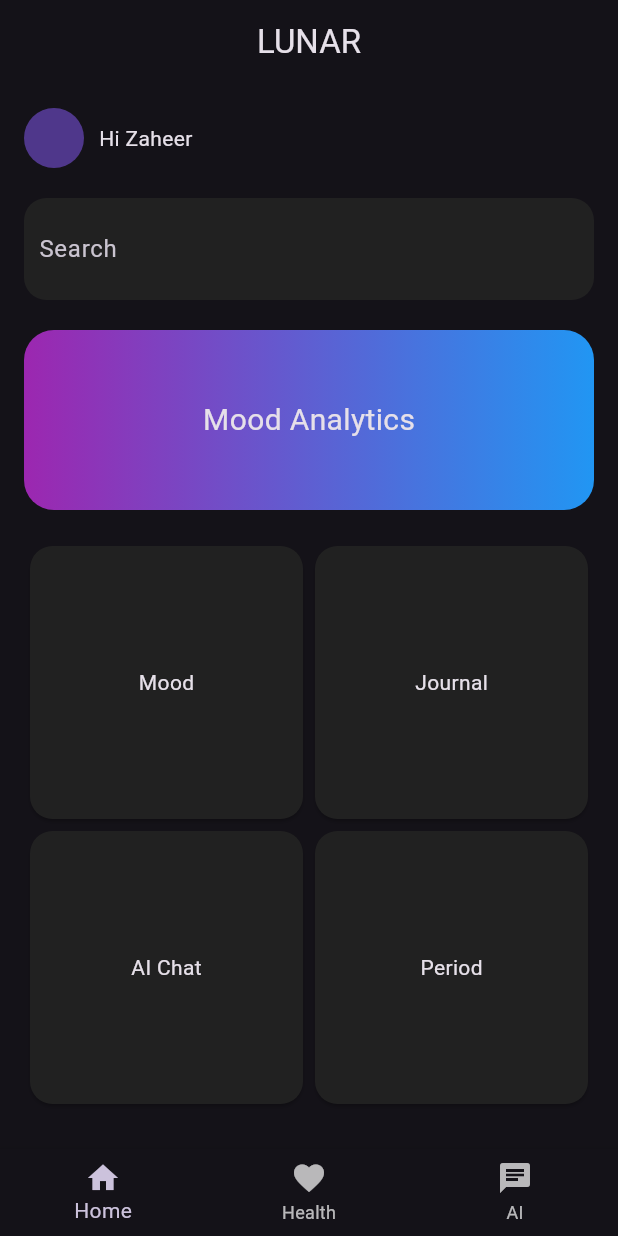
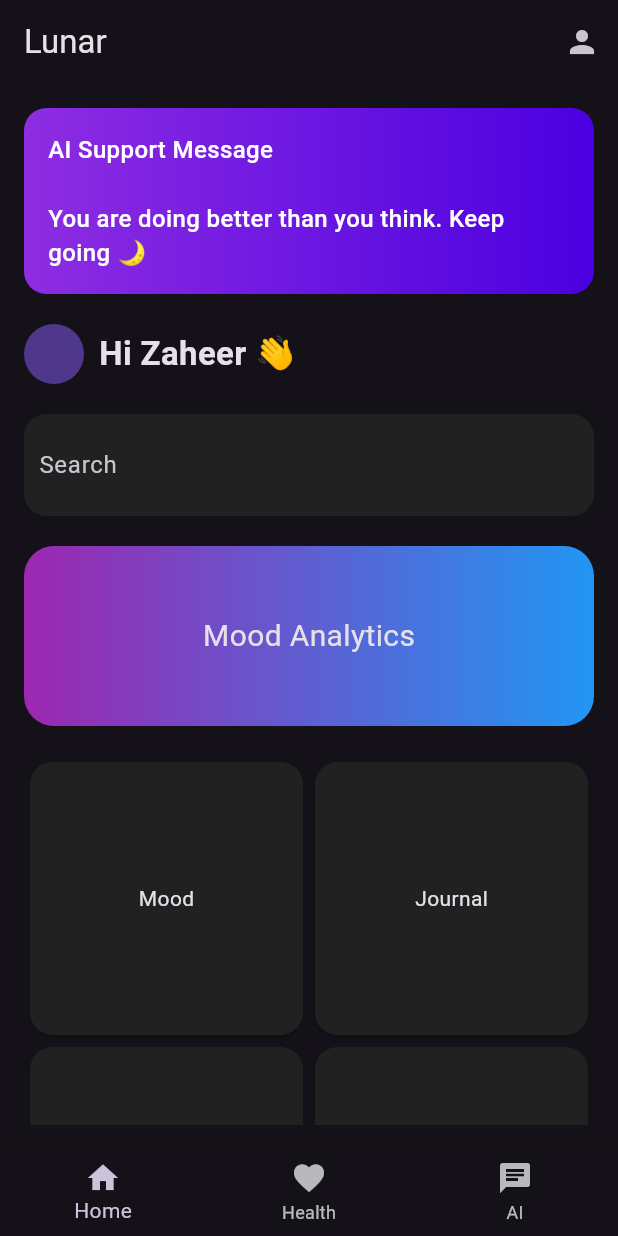
Before and after one commit to mylunar40/lunar, a Flutter app: the screen it shows after launch, on a phone screen of 412 x 824 dp. Run offline on Flutter 3.47's test engine with Material 3 defaults, Android fonts, the phone set to English and light mode, and no system bars; our stand-ins replace fl_chart, shared_preferences, speech_to_text, table_calendar.

Commit message:
backup update

```diff
--- a/lib/screen/home_screen.dart
+++ b/lib/screen/home_screen.dart
@@ -1,30 +1,101 @@
 import 'package:flutter/material.dart';
+import 'package:shared_preferences/shared_preferences.dart';
 import 'mood_screen.dart';
+import 'mood_analytics_screen.dart';
 import 'journal_screen.dart';
 import 'ai_chat_screen.dart';
 import 'period_screen.dart';
-
-class HomeScreen extends StatelessWidget {
+import 'profile_screen.dart';
+import 'health_screen.dart';
+import 'ai_voice_screen.dart';
+class HomeScreen extends StatefulWidget {
   const HomeScreen({super.key});
 
+  @override
+  State<HomeScreen> createState() => _HomeScreenState();
+}
+
+class _HomeScreenState extends State<HomeScreen> {
+  String todayMood = "No mood yet";
+
+Future<void> loadTodayMood() async {
+  final prefs = await SharedPreferences.getInstance();
+
+  List<String> moods = prefs.getStringList('mood_history') ?? [];
+
+  if (moods.isNotEmpty) {
+    setState(() {
+      todayMood = moods.last;
+    });
+  }
+}
+
+@override
+void initState() {
+  super.initState();
+  loadTodayMood();
+}
   @override
   Widget build(BuildContext context) {
     return Scaffold(
       appBar: AppBar(
-        title: const Text("LUNAR"),
-        centerTitle: true,
+  title: const Text("Lunar"),
+  actions: [
+    IconButton(
+      icon: const Icon(Icons.person),
+      onPressed: () {
+        Navigator.push(
+          context,
+          MaterialPageRoute(
+            builder: (context) => const ProfileScreen(),
+          ),
+        );
+      },
+    ),
+  ],
 ),
 
       body: Padding(
         padding: const EdgeInsets.all(16),
         child: Column(
           children: [
+            /// AI support message
+            Container(
+              padding: const EdgeInsets.all(16),
+              margin: const EdgeInsets.only(bottom: 20),
+              decoration: BoxDecoration(
+                borderRadius: BorderRadius.circular(15),
+                gradient: const LinearGradient(
+                  colors: [
+                    Color(0xFF8E2DE2),
+                    Color(0xFF4A00E0),
+                  ],
+                ),
+              ),
+              child: const Text(
+                "AI Support Message\n\nYou are doing better than you think. Keep going 🌙",
+                style: TextStyle(
+                  color: Colors.white,
+                  fontSize: 16,
+                  fontWeight: FontWeight.w500,
+                ),
+              ),
+            ),
+
+            /// PROFILE ROW
+
             /// PROFILE ROW
             Row(
               children: const [
                 CircleAvatar(radius: 20),
                 SizedBox(width: 10),
-                Text("Hi Zaheer")
+                Text(
+                  "Hi Zaheer 👋",
+                  style: TextStyle(
+                    fontSize: 22,
+                    fontWeight: FontWeight.bold,
+                  ),
+                ),
               ],
             ),
 
@@ -48,7 +119,16 @@ class HomeScreen extends StatelessWidget {
             const SizedBox(height: 20),
 
             /// BIG CARD
-            Container(
+            GestureDetector(
+              onTap: () {
+                Navigator.push(
+                  context,
+                  MaterialPageRoute(
+                    builder: (context) => const MoodAnalyticsScreen(),
+                  ),
+                );
+              },
+              child: Container(
                 height: 120,
                 width: double.infinity,
                 decoration: BoxDecoration(
@@ -61,6 +141,7 @@ class HomeScreen extends StatelessWidget {
                   child: Text(
                     "Mood Analytics",
                     style: TextStyle(fontSize: 20),
+                  ),
                 ),
               ),
             ),
@@ -125,14 +206,42 @@ class HomeScreen extends StatelessWidget {
 
       /// BOTTOM BAR
       bottomNavigationBar: BottomNavigationBar(
-        items: const [
-          BottomNavigationBarItem(icon: Icon(Icons.home), label: "Home"),
-          BottomNavigationBarItem(icon: Icon(Icons.favorite), label: "Health"),
-          BottomNavigationBarItem(icon: Icon(Icons.chat), label: "AI"),
-        ],
+
+  onTap: (index) {
+if (index == 2) {
+  Navigator.push(
+    context,
+    MaterialPageRoute(
+      builder: (context) => const AiVoiceScreen(),
     ),
   );
 }
+    if (index == 1) {
+      Navigator.push(
+        context,
+        MaterialPageRoute(
+          builder: (context) => const HealthScreen(),
+        ),
+      );
+    }
+
+  },
+
+  items: const [
+
+    BottomNavigationBarItem(
+        icon: Icon(Icons.home), label: "Home"),
+
+    BottomNavigationBarItem(
+        icon: Icon(Icons.favorite), label: "Health"),
+
+    BottomNavigationBarItem(
+        icon: Icon(Icons.chat), label: "AI"),
+
+  ],
+),
+    ); // end Scaffold
+  } // end build
 
   /// CARD WIDGET
   Widget dashboardCard(String title) {
```
Also changed, not shown: lib/screen/ai_voice_screen.dart (added, +172 -0 lines), lib/screen/health_screen.dart (added, +75 -0 lines), lib/screen/mood_analytics_screen.dart (added, +37 -0 lines), lib/screen/mood_screen.dart (+22 -1 lines), lib/screen/profile_screen.dart (added, +73 -0 lines), pubspec.yaml (+6 -1 lines), pubspec.lock, 3 other files. Lines whose indentation alone changed are shown as unchanged.
